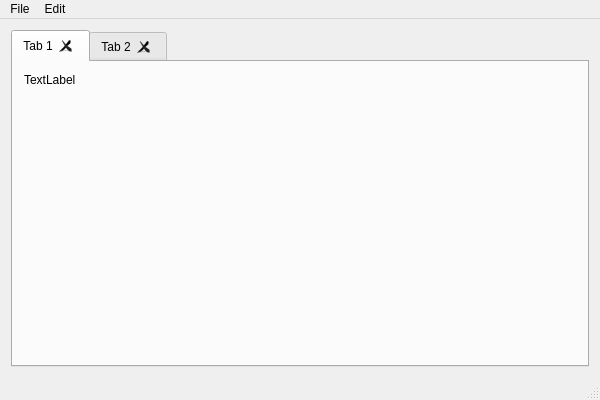
The window that controls/mainwindow.ui (riuson/lcd-image-converter) describes before a commit, drawn with Qt 5.
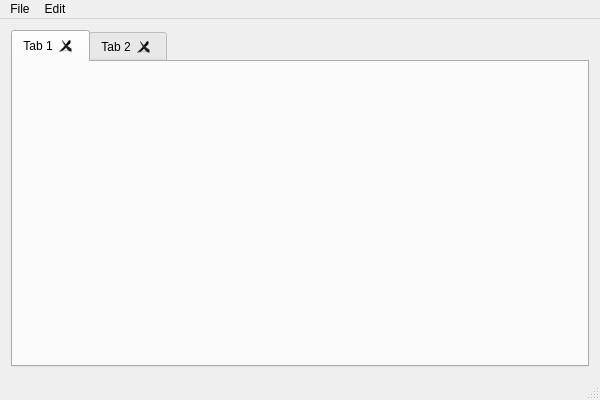
The same window after the commit.

Diff of the .ui file:
```diff
--- a/controls/mainwindow.ui
+++ b/controls/mainwindow.ui
@@ -30,18 +30,7 @@
        <attribute name="title">
         <string>Tab 1</string>
        </attribute>
-       <layout class="QVBoxLayout" name="verticalLayout">
-        <item>
-         <widget class="QLabel" name="label">
-          <property name="text">
-           <string>TextLabel</string>
-          </property>
-          <property name="alignment">
-           <set>Qt::AlignLeading|Qt::AlignLeft|Qt::AlignTop</set>
-          </property>
-         </widget>
-        </item>
-       </layout>
+       <layout class="QVBoxLayout" name="verticalLayout"/>
       </widget>
       <widget class="QWidget" name="tab_2">
        <attribute name="title">
```
